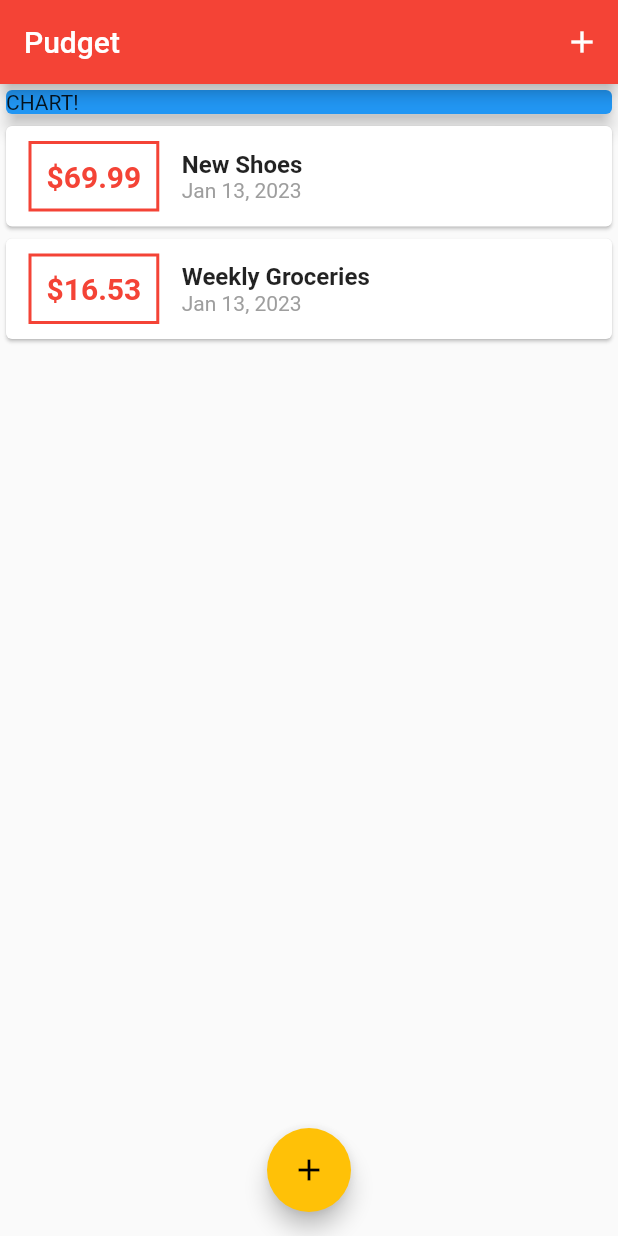
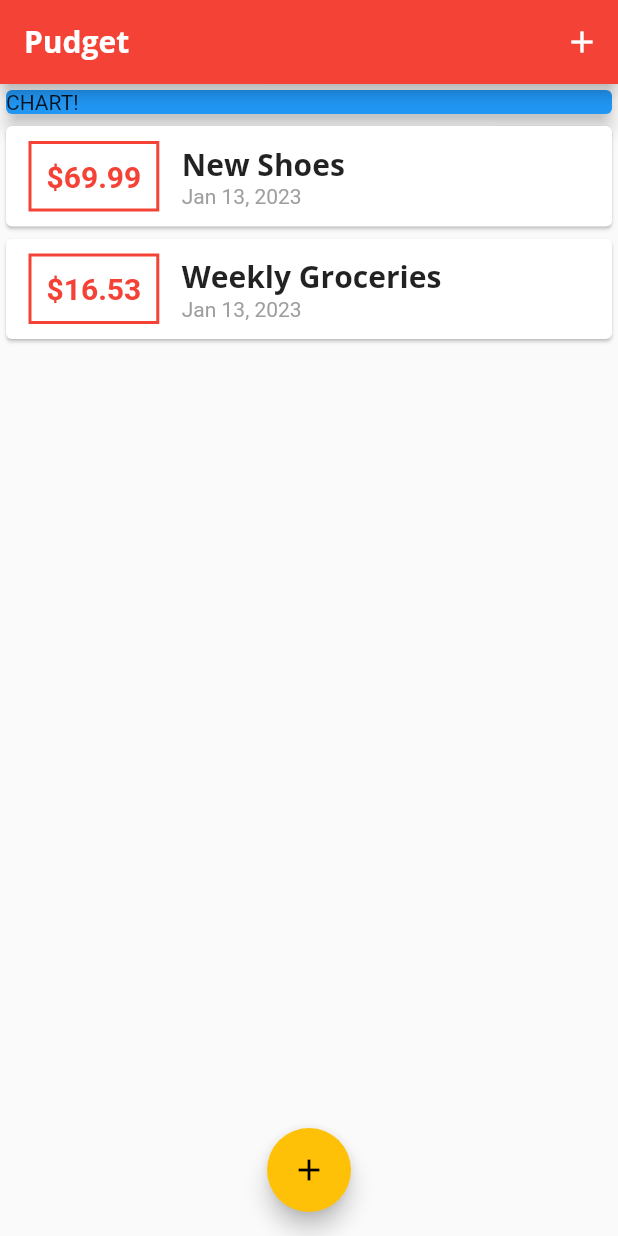
Before and after one commit to shadirvan/Pudget, a Flutter app: the screen it shows after launch, on a phone screen of 412 x 824 dp. Run offline on Flutter 3.47's test engine with Material 2 defaults, Android fonts, the phone set to English and light mode, and no system bars.

Commit message:
Added Custom fonts

```diff
--- a/lib/Widgets/transaction_list.dart
+++ b/lib/Widgets/transaction_list.dart
@@ -43,10 +43,7 @@ class TransactionList extends StatelessWidget {
                   children: <Widget>[
                     Text(
                       transactions[index].title,
-                      style: TextStyle(
-                        fontSize: 16,
-                        fontWeight: FontWeight.bold,
-                      ),
+                      style: Theme.of(context).textTheme.headline6,
                     ),
                     Text(
                       DateFormat.yMMMd().format(transactions[index].date),
--- a/lib/main.dart
+++ b/lib/main.dart
@@ -1,3 +1,5 @@
+import 'dart:ui';
+
 import 'package:flutter/material.dart';
 
 import './widgets/new_transaction.dart';
@@ -11,7 +13,23 @@ class MyApp extends StatelessWidget {
   Widget build(BuildContext context) {
     return MaterialApp(
       title: 'Pudget',
-      theme: ThemeData(primarySwatch: Colors.red, accentColor: Colors.amber),
+      theme: ThemeData(
+          primarySwatch: Colors.red,
+          accentColor: Colors.amber,
+          fontFamily: 'Quicksand',
+          textTheme: ThemeData.light().textTheme.copyWith(
+                headline6: TextStyle(
+                    fontFamily: 'OpenSans',
+                    fontWeight: FontWeight.bold,
+                    fontSize: 20),
+              ),
+          appBarTheme: AppBarTheme(
+              textTheme: ThemeData.light().textTheme.copyWith(
+                      headline6: TextStyle(
+                    fontFamily: 'OpenSans',
+                    fontSize: 20,
+                    fontWeight: FontWeight.bold,
+                  )))),
       home: MyHomePage(),
     );
   }
```
Also changed, not shown: pubspec.yaml (+12 -7 lines), Assets/fonts/OpenSans-Bold.ttf (added), Assets/fonts/OpenSans-Regular.ttf (added), Assets/fonts/Quicksand-Bold.ttf (added), Assets/fonts/Quicksand-Light.ttf (added), Assets/fonts/Quicksand-Medium.ttf (added), Assets/fonts/Quicksand-Regular.ttf (added).
